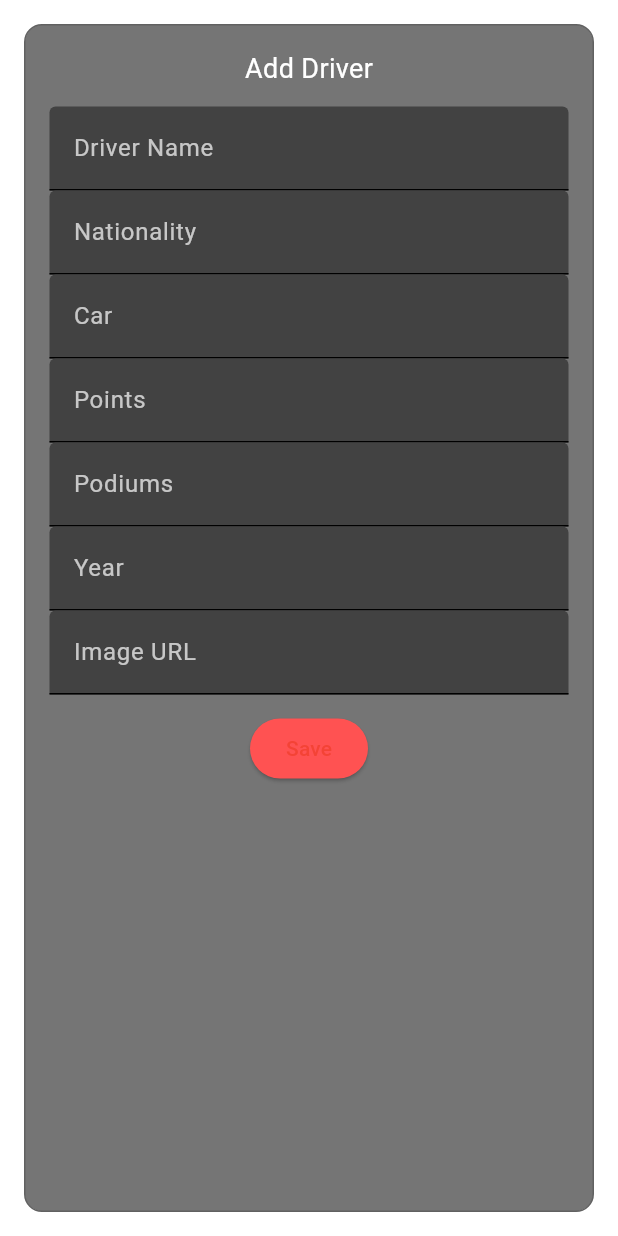
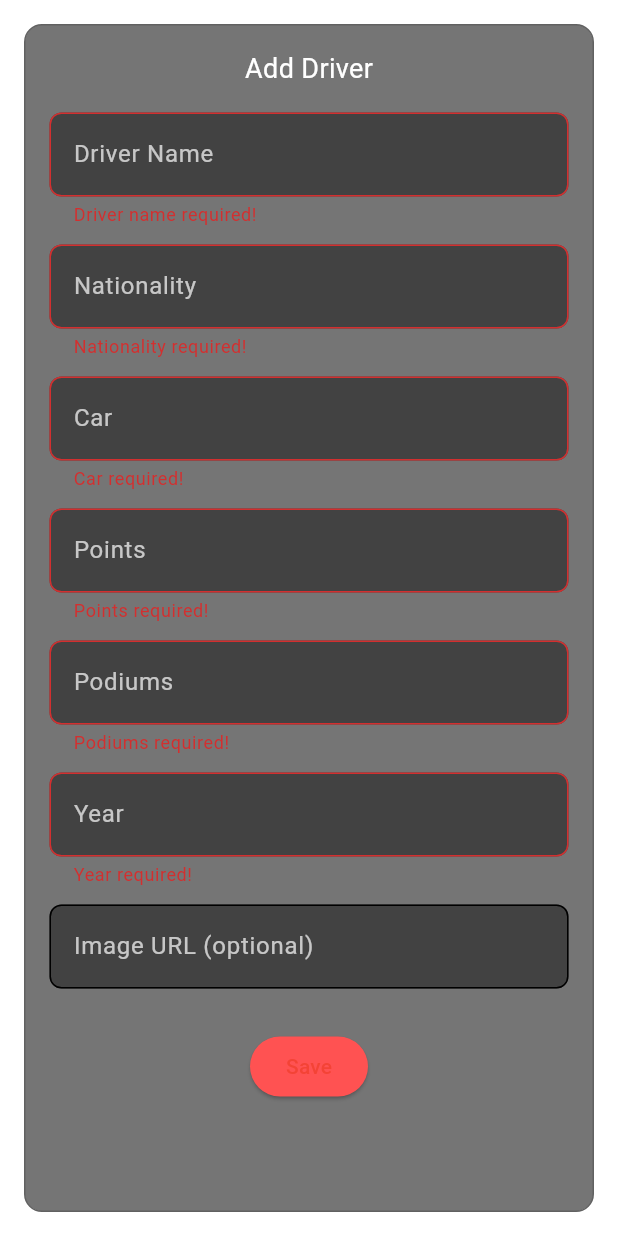
Before and after one commit to PBPC05/C05_tugaskelompok_mobile, a Flutter app: the DriverAddForm widget shown alone on an empty page, opened directly with empty values, after a tap on "Save", on a phone screen of 412 x 824 dp. Run offline on Flutter 3.47's test engine with Material 3 defaults, Android fonts, the phone set to English and light mode, and no system bars; our stand-ins replace go_router; missing offline and left inert: pbp_django_auth; network calls fail.

Commit message:
History: Betulin form history driver

```diff
--- a/lib/features/history/presentation/screens/history_driver_admin_page.dart
+++ b/lib/features/history/presentation/screens/history_driver_admin_page.dart
@@ -116,7 +116,7 @@ class _HistoryDriverAdminPageState extends State<HistoryDriverAdminPage> {
                   const SizedBox(height: 20),
 
                   // === Table ===
-                  DriverTable(
+                  Center( child: DriverTable(
                     drivers: displayedDrivers,
                     isAdmin: true,
                     onEdit: (driver) {
@@ -132,7 +132,7 @@ class _HistoryDriverAdminPageState extends State<HistoryDriverAdminPage> {
                       await api.deleteDriver(id);
                       fetchDrivers();
                     },
-                  ),
+                  ) ),
                 ],
               ),
             ),
--- a/lib/features/history/presentation/widgets/driver_add_form.dart
+++ b/lib/features/history/presentation/widgets/driver_add_form.dart
@@ -1,9 +1,8 @@
 import 'package:flutter/material.dart';
-import 'package:http/http.dart' as http;
-import 'dart:convert';
+import '../../data/history_api.dart';
 
 class DriverAddForm extends StatefulWidget {
-  final Function onAdded;
+  final Function onAdded; // callback setelah berhasil tambah data
 
   const DriverAddForm({super.key, required this.onAdded});
 
@@ -12,22 +11,17 @@ class DriverAddForm extends StatefulWidget {
 }
 
 class _DriverAddFormState extends State<DriverAddForm> {
-  final formKey = GlobalKey<FormState>();
-  final Map<String, dynamic> input = {};
+  final _formKey = GlobalKey<FormState>();
+  final HistoryApi api = HistoryApi();
 
-  Future<void> submit() async {
-    if (!formKey.currentState!.validate()) return;
-
-    formKey.currentState!.save();
-
-    // Pake localhost nya ntar diganti pake pws
-    final url = Uri.parse("http://localhost:8000/history/driver/add/");
-    await http.post(url,
-        headers: {"Content-Type": "application/json"},
-        body: jsonEncode(input));
-
-    widget.onAdded();
-  }
+  // Variabel input driver
+  String _name = "";
+  String _nationality = "";
+  String _car = "";
+  double _points = 0;
+  int _podiums = 0;
+  int _year = 0;
+  String _imageUrl = "";
 
   @override
   Widget build(BuildContext context) {
@@ -40,43 +34,158 @@ class _DriverAddFormState extends State<DriverAddForm> {
         border: Border.all(color: Colors.grey.shade700),
       ),
       child: Form(
-        key: formKey,
+        key: _formKey,
         child: Column(
           children: [
-            const Text("Add Driver",
-                style: TextStyle(color: Colors.white, fontSize: 18)),
-            const SizedBox(height: 12),
-            buildField("driver_name", "Driver Name"),
-            buildField("nationality", "Nationality"),
-            buildField("car", "Car"),
-            buildField("points", "Points", number: true),
-            buildField("podiums", "Podiums", number: true),
-            buildField("year", "Year", number: true),
-            buildField("image_url", "Image URL"),
+            const Text(
+              "Add Driver",
+              style: TextStyle(color: Colors.white, fontSize: 18),
+            ),
+            const SizedBox(height: 16),
 
-            const SizedBox(height: 12),
+            // === DRIVER NAME ===
+            _buildTextField(
+              label: "Driver Name",
+              onChanged: (v) => _name = v!,
+              validator: (v) =>
+                  (v == null || v.isEmpty) ? "Driver name required!" : null,
+            ),
+
+            // === NATIONALITY ===
+            _buildTextField(
+              label: "Nationality",
+              onChanged: (v) => _nationality = v!,
+              validator: (v) =>
+                  (v == null || v.isEmpty) ? "Nationality required!" : null,
+            ),
+
+            // === CAR ===
+            _buildTextField(
+              label: "Car",
+              onChanged: (v) => _car = v!,
+              validator: (v) =>
+                  (v == null || v.isEmpty) ? "Car required!" : null,
+            ),
+
+            // === POINTS ===
+            _buildTextField(
+              label: "Points",
+              number: true,
+              onChanged: (v) => _points = double.tryParse(v!) ?? 0,
+              validator: (v) {
+                if (v == null || v.isEmpty) return "Points required!";
+                if (double.tryParse(v) == null) return "Must be a number!";
+                return null;
+              },
+            ),
+
+            // === PODIUMS ===
+            _buildTextField(
+              label: "Podiums",
+              number: true,
+              onChanged: (v) => _podiums = int.tryParse(v!) ?? 0,
+              validator: (v) {
+                if (v == null || v.isEmpty) return "Podiums required!";
+                if (int.tryParse(v) == null) return "Must be a number!";
+                return null;
+              },
+            ),
+
+            // === YEAR ===
+            _buildTextField(
+              label: "Year",
+              number: true,
+              onChanged: (v) => _year = int.tryParse(v!) ?? 0,
+              validator: (v) {
+                if (v == null || v.isEmpty) return "Year required!";
+                if (int.tryParse(v) == null) return "Year must be a number!";
+                return null;
+              },
+            ),
+
+            // === IMAGE URL ===
+            _buildTextField(
+              label: "Image URL (optional)",
+              onChanged: (v) => _imageUrl = v!,
+              validator: (v) {
+                if (v != null &&
+                    v.isNotEmpty &&
+                    Uri.tryParse(v)?.isAbsolute == false) {
+                  return "Invalid image URL!";
+                }
+                return null;
+              },
+            ),
+
+            const SizedBox(height: 16),
+
+            // === SAVE BUTTON ===
             ElevatedButton(
-              onPressed: submit,
-              style: ElevatedButton.styleFrom(backgroundColor: Colors.redAccent),
+              onPressed: _saveDriver,
+              style: ElevatedButton.styleFrom(
+                  backgroundColor: Colors.redAccent),
               child: const Text("Save"),
-            )
+            ),
           ],
         ),
       ),
     );
   }
 
-  Widget buildField(String key, String label, {bool number = false}) {
-    return TextFormField(
+  // FIELD BUILDER (BIAR KODENYA RAPI AJA) (initnya utk bikin container buat masukin inputan nya)
+  Widget _buildTextField({
+    required String label,
+    required Function(String?) onChanged,
+    required String? Function(String?) validator,
+    bool number = false,
+  }) {
+    return Padding(
+      padding: const EdgeInsets.only(bottom: 12),
+      child: TextFormField(
         style: const TextStyle(color: Colors.white),
         decoration: InputDecoration(
           labelText: label,
           labelStyle: const TextStyle(color: Colors.white70),
           filled: true,
           fillColor: Colors.grey.shade800,
+          border: OutlineInputBorder(
+            borderRadius: BorderRadius.circular(8),
+          ),
         ),
         keyboardType: number ? TextInputType.number : TextInputType.text,
-      onSaved: (v) => input[key] = number ? num.parse(v ?? "0") : v,
+        validator: validator,
+        onChanged: onChanged,
+      ),
+    );
+  }
+
+  // SAVE DRIVER KE API NYA
+  Future<void> _saveDriver() async {
+    if (!_formKey.currentState!.validate()) return;
+
+    final data = {
+      "driver_name": _name,
+      "nationality": _nationality,
+      "car": _car,
+      "points": _points,
+      "podiums": _podiums,
+      "year": _year,
+      "image_url": _imageUrl,
+    };
+
+    final success = await api.addDriver(data);
+
+    if (!mounted) return;
+
+    if (success) {
+      ScaffoldMessenger.of(context).showSnackBar(
+        const SnackBar(content: Text("Driver added successfully!")),
+      );
+      widget.onAdded(); // refresh tabel
+    } else {
+      ScaffoldMessenger.of(context).showSnackBar(
+        const SnackBar(content: Text("Failed to save driver")),
       );
     }
   }
+}
```
Lines whose indentation alone changed are shown as unchanged.
